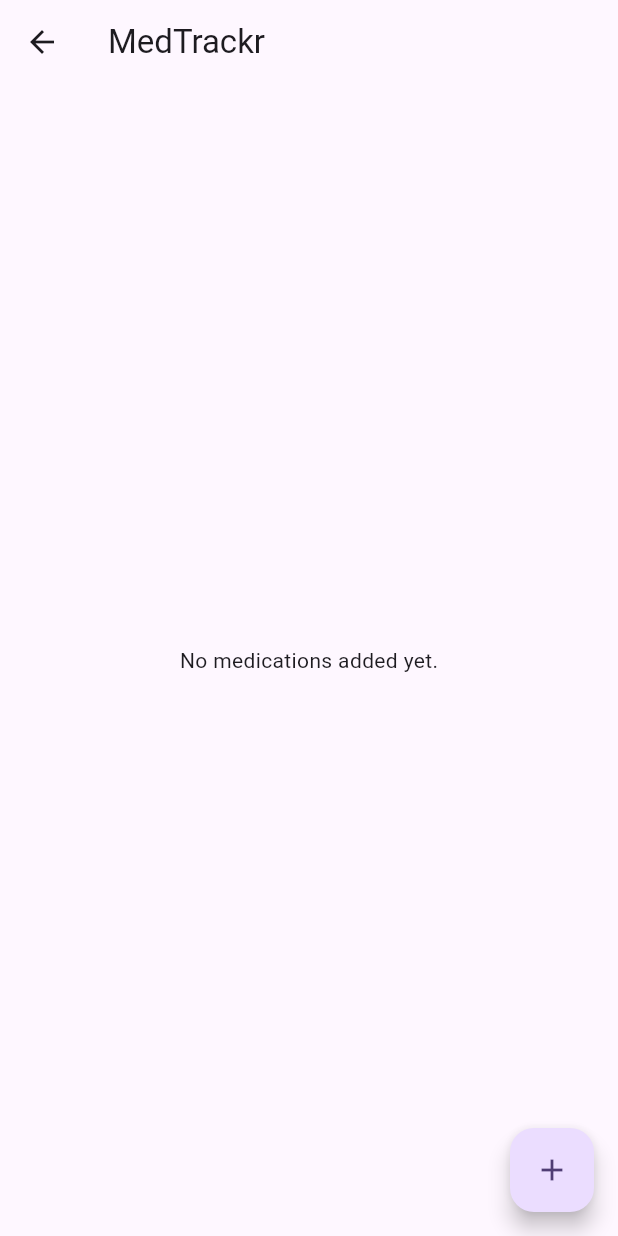
After one commit to KiNeMspA/medtrackr, a Flutter app: the HomeScreen screen opened directly, on a phone screen of 412 x 824 dp. The commit adds this screen. Run offline on Flutter 3.47's test engine with Material 3 defaults, Android fonts, the phone set to English and light mode, and no system bars.

Commit message:
Implement Stage 1 features: Home Screen, Add Medication, Dosage Schedule, Medication Card.

```diff
--- a/lib/main.dart
+++ b/lib/main.dart
@@ -1,17 +1,18 @@
 import 'package:flutter/material.dart';
+import 'package:medtrackr/screens/home_screen.dart';
 
 void main() {
-  runApp(const MyApp());
+  runApp(const MedTrackrApp());
 }
 
-class MyApp extends StatelessWidget {
-  const MyApp({super.key});
+class MedTrackrApp extends StatelessWidget {
+  const MedTrackrApp({super.key});
 
   // This widget is the root of your application.
   @override
   Widget build(BuildContext context) {
     return MaterialApp(
-      title: 'Flutter Demo',
+      title: 'MedTrackr',
       theme: ThemeData(
         // This is the theme of your application.
         //
@@ -28,6 +29,8 @@ class MyApp extends StatelessWidget {
         //
         // This works for code too, not just values: Most code changes can be
         // tested with just a hot reload.
+        primarySwatch: Colors.blue,
+        useMaterial3: true,
         colorScheme: ColorScheme.fromSeed(seedColor: Colors.deepPurple),
       ),
       home: const MyHomePage(title: 'Flutter Demo Home Page'),
--- /dev/null
+++ b/lib/models/medication.dart
@@ -0,0 +1,48 @@
+import 'package:uuid/uuid.dart';
+
+class Medication {
+  final String id;
+  final String name;
+  final String type;
+  final String storageType;
+  final String stockUnit;
+  final double stockQuantity;
+  final String reconstitutionVolumeUnit;
+  final double reconstitutionVolume;
+  final double concentration;
+
+  Medication({
+    String? id,
+    required this.name,
+    this.type = 'Injectable',
+    required this.storageType,
+    required this.stockUnit,
+    required this.stockQuantity,
+    required this.reconstitutionVolumeUnit,
+    required this.reconstitutionVolume,
+  })  : id = id ?? const Uuid().v4(),
+        concentration = reconstitutionVolume != 0 ? stockQuantity / reconstitutionVolume : 0;
+
+  Map<String, dynamic> toJson() => {
+    'id': id,
+    'name': name,
+    'type': type,
+    'storageType': storageType,
+    'stockUnit': stockUnit,
+    'stockQuantity': stockQuantity,
+    'reconstitutionVolumeUnit': reconstitutionVolumeUnit,
+    'reconstitutionVolume': reconstitutionVolume,
+    'concentration': concentration,
+  };
+
+  factory Medication.fromJson(Map<String, dynamic> json) => Medication(
+    id: json['id'],
+    name: json['name'],
+    type: json['type'],
+    storageType: json['storageType'],
+    stockUnit: json['stockUnit'],
+    stockQuantity: json['stockQuantity'],
+    reconstitutionVolumeUnit: json['reconstitutionVolumeUnit'],
+    reconstitutionVolume: json['reconstitutionVolume'],
+  );
+}
--- /dev/null
+++ b/lib/screens/home_screen.dart
@@ -0,0 +1,67 @@
+import 'package:flutter/material.dart';
+import 'package:medtrackr/models/medication.dart';
+import 'package:medtrackr/screens/add_medication_screen.dart';
+import 'package:medtrackr/widgets/medication_card.dart';
+
+class HomeScreen extends StatefulWidget {
+  const HomeScreen({super.key});
+
+  @override
+  State<HomeScreen> createState() => _HomeScreenState();
+}
+
+class _HomeScreenState extends State<HomeScreen> {
+  final List<Medication> _medications = [];
+
+  @override
+  Widget build(BuildContext context) {
+    return Scaffold(
+      appBar: AppBar(
+        title: const Text('MedTrackr'),
+      ),
+      body: _medications.isEmpty
+          ? const Center(child: Text('No medications added yet.'))
+          : ListView.builder(
+        itemCount: _medications.length,
+        itemBuilder: (context, index) {
+          return MedicationCard(
+            medication: _medications[index],
+            onEdit: () {
+              Navigator.push(
+                context,
+                MaterialPageRoute(
+                  builder: (context) => AddMedicationScreen(
+                    medication: _medications[index],
+                    onSave: (updatedMedication) {
+                      setState(() {
+                        _medications[index] = updatedMedication;
+                      });
+                    },
+                  ),
+                ),
+              );
+            },
+          );
+        },
+      ),
+      floatingActionButton: FloatingActionButton(
+        onPressed: () {
+          Navigator.push(
+            context,
+            MaterialPageRoute(
+              builder: (context) => AddMedicationScreen(
+                onSave: (medication) {
+                  setState(() {
+                    _medications.add(medication);
+                  });
+                },
+              ),
+            ),
+          );
+        },
+        child: const Icon(Icons.add),
+        tooltip: 'Track Medication',
+      ),
+    );
+  }
+}
--- a/pubspec.yaml
+++ b/pubspec.yaml
@@ -1,5 +1,5 @@
 name: medtrackr
-description: "A Medicine Tracking Applicaiont"
+description: "A Flutter Medicine Tracking Application"
 # The following line prevents the package from being accidentally published to
 # pub.dev using `flutter pub publish`. This is preferred for private packages.
 publish_to: 'none' # Remove this line if you wish to publish to pub.dev
@@ -19,7 +19,7 @@ publish_to: 'none' # Remove this line if you wish to publish to pub.dev
 version: 1.0.0+1
 
 environment:
-  sdk: ^3.8.0
+  sdk: '>=3.2.0 <4.0.0'
 
 # Dependencies specify other packages that your package needs in order to work.
 # To automatically upgrade your package dependencies to the latest versions
@@ -33,6 +33,7 @@ dependencies:
 
   # The following adds the Cupertino Icons font to your application.
   # Use with the CupertinoIcons class for iOS style icons.
+  uuid: ^4.5.0
   cupertino_icons: ^1.0.8
 
 dev_dependencies:
```
Also changed, not shown: lib/models/dosage_schedule.dart (added, +54 -0 lines), lib/screens/add_medication_screen.dart (added, +143 -0 lines), lib/screens/dosage_schedule.screen.dart (added, +183 -0 lines), lib/widgets/medication_card.dart (added, +29 -0 lines), pubspec.lock.
